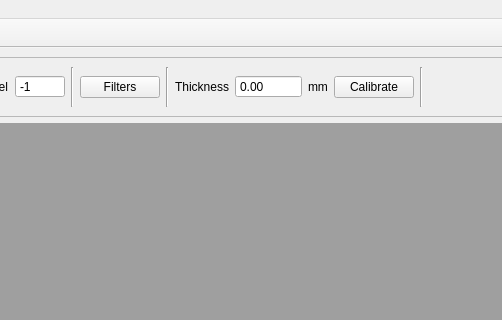
The window that mainwindow.ui (SDJoeKing/Tubers_GUI) describes before a commit, drawn with Qt 5; both pictures show x 788 to 1290 and y 0 to 320 of the 1487 by 723 pixel window.
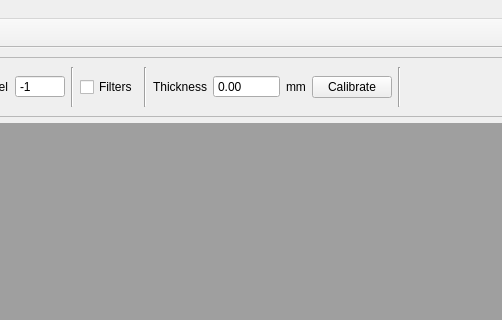
The same window after the commit.

Commit message: setting update filter param

```diff
--- a/mainwindow.ui
+++ b/mainwindow.ui
@@ -264,7 +264,10 @@
           </widget>
          </item>
          <item>
-          <widget class="QPushButton" name="btnFilter">
+          <widget class="QCheckBox" name="ckFilter">
+           <property name="enabled">
+            <bool>true</bool>
+           </property>
            <property name="text">
             <string>Filters</string>
            </property>
```
The commit also changes 6 other files.
